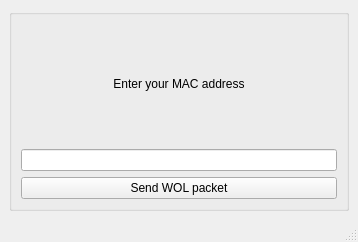
First picture: the form in src/mainwindow.ui, repository smitropoulos/wol_qt, before the edit.
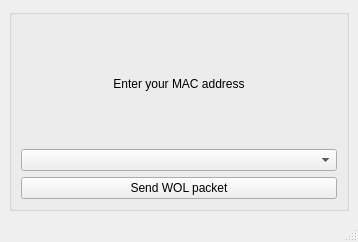
Second picture: the form after the edit.

Commit message: added perm history in gui

The edit to the form file:
```diff
--- a/src/mainwindow.ui
+++ b/src/mainwindow.ui
@@ -34,13 +34,6 @@
          </property>
         </widget>
        </item>
-       <item row="1" column="0">
-        <widget class="QLineEdit" name="lineEdit">
-         <property name="toolTip">
-          <string>&lt;html&gt;&lt;head/&gt;&lt;body&gt;&lt;p&gt;Insert a MAC address including colons&lt;/p&gt;&lt;/body&gt;&lt;/html&gt;</string>
-         </property>
-        </widget>
-       </item>
        <item row="2" column="0">
         <widget class="QPushButton" name="pushButton">
          <property name="text">
@@ -48,6 +41,9 @@
          </property>
         </widget>
        </item>
+       <item row="1" column="0">
+        <widget class="QComboBox" name="comboBox"/>
+       </item>
       </layout>
      </widget>
     </item>
```
The commit also changes 6 other files.
